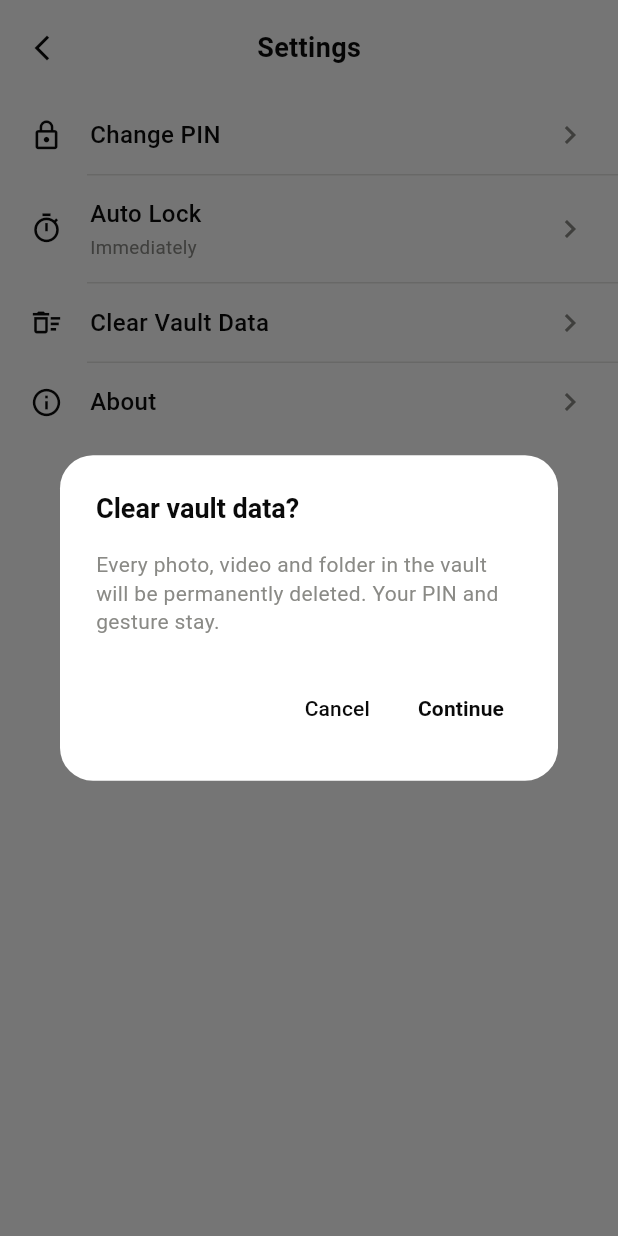
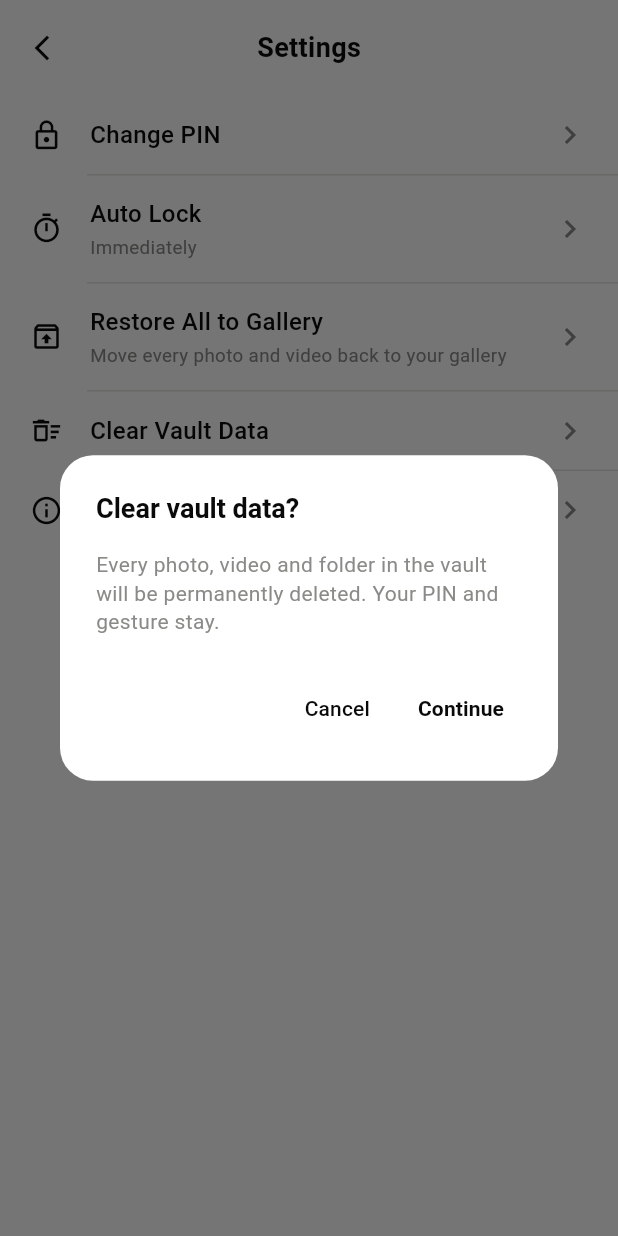
Before and after one commit to aryanonlogic/tictactoe, a Flutter app: the SettingsScreen screen opened directly, after a tap on "Clear Vault Data", on a phone screen of 412 x 824 dp. Run offline on Flutter 3.47's test engine with Material 3 defaults, Android fonts, the phone set to English and light mode, and no system bars.

Commit message:
Settings: Restore All to Gallery (verified batches, progress)

```diff
--- /dev/null
+++ b/lib/vault/busy_overlay.dart
@@ -0,0 +1,41 @@
+import 'package:flutter/material.dart';
+
+import '../app_state.dart';
+import '../ui.dart';
+
+/// Blocking scrim with a spinner and a label while the vault runs a long operation. Use as a Stack child.
+class BusyOverlay extends StatelessWidget {
+  const BusyOverlay({super.key});
+
+  @override
+  Widget build(BuildContext context) {
+    final vault = session.vault;
+    return ListenableBuilder(
+      listenable: vault,
+      builder: (context, _) {
+        if (vault.busy == null) return const SizedBox.shrink();
+        return Positioned.fill(
+          child: AbsorbPointer(
+            child: ColoredBox(
+              color: const Color(0xD9FFFFFF),
+              child: Center(
+                child: Column(
+                  mainAxisSize: MainAxisSize.min,
+                  children: [
+                    const SizedBox(
+                      width: 28,
+                      height: 28,
+                      child: CircularProgressIndicator(strokeWidth: 2, color: kInk),
+                    ),
+                    const SizedBox(height: 16),
+                    Text(vault.busy!, style: const TextStyle(fontSize: 15)),
+                  ],
+                ),
+              ),
+            ),
+          ),
+        );
+      },
+    );
+  }
+}
--- a/lib/vault/settings_screen.dart
+++ b/lib/vault/settings_screen.dart
@@ -4,6 +4,7 @@ import 'package:flutter/material.dart';
 
 import '../app_state.dart';
 import '../ui.dart';
+import 'busy_overlay.dart';
 import 'pin_screen.dart';
 import 'vault_flow.dart';
 
@@ -69,6 +70,37 @@ class _SettingsScreenState extends State<SettingsScreen> {
     if (mounted) setState(() {});
   }
 
+  Future<void> _restoreAll() async {
+    final nav = Navigator.of(context);
+    final n = session.vault.items.length;
+    if (n == 0) {
+      snack(context, 'The vault is empty');
+      return;
+    }
+    final ok = await confirmDialog(
+      context,
+      title: 'Restore all $n ${n == 1 ? 'file' : 'files'}?',
+      body: 'Everything is saved to your gallery (Pictures/Restored and Movies/Restored) and removed from the vault, '
+          'in small batches, only after each copy is verified. Keep the app open until it finishes.',
+      confirm: 'Restore all',
+    );
+    if (!ok || !mounted) return;
+    final pinOk = await nav.push<bool>(fadeRoute<bool>(const PinScreen(mode: PinMode.verify, heading: 'Confirm with PIN')));
+    if (pinOk != true || !mounted) return;
+    try {
+      final r = await session.vault.restoreAll();
+      if (!mounted) return;
+      snack(
+        context,
+        r.failed == 0
+            ? 'Restored ${r.restored} to your gallery'
+            : 'Restored ${r.restored}. ${r.failed} couldn’t be restored and stay in the vault.',
+      );
+    } catch (e) {
+      if (mounted) snack(context, 'Restore failed: $e');
+    }
+  }
+
   Future<void> _clear() async {
     final nav = Navigator.of(context);
     final ok = await confirmDialog(
@@ -109,7 +141,9 @@ class _SettingsScreenState extends State<SettingsScreen> {
   Widget build(BuildContext context) {
     return Scaffold(
       backgroundColor: Colors.white,
-      body: SafeArea(
+      body: Stack(
+        children: [
+          SafeArea(
         child: Column(
           children: [
             Padding(
@@ -141,6 +175,13 @@ class _SettingsScreenState extends State<SettingsScreen> {
                     onTap: _autoLock,
                   ),
                   const Divider(indent: 58),
+                  RowTile(
+                    icon: Icons.unarchive_outlined,
+                    title: 'Restore All to Gallery',
+                    subtitle: 'Move every photo and video back to your gallery',
+                    onTap: _restoreAll,
+                  ),
+                  const Divider(indent: 58),
                   RowTile(icon: Icons.delete_sweep_outlined, title: 'Clear Vault Data', onTap: _clear),
                   const Divider(indent: 58),
                   RowTile(icon: Icons.info_outline, title: 'About', onTap: _about),
@@ -150,6 +191,9 @@ class _SettingsScreenState extends State<SettingsScreen> {
           ],
         ),
       ),
+          const BusyOverlay(),
+        ],
+      ),
     );
   }
 }
```
Also changed, not shown: lib/vault/vault_controller.dart (+37 -0 lines), 2 other files.
